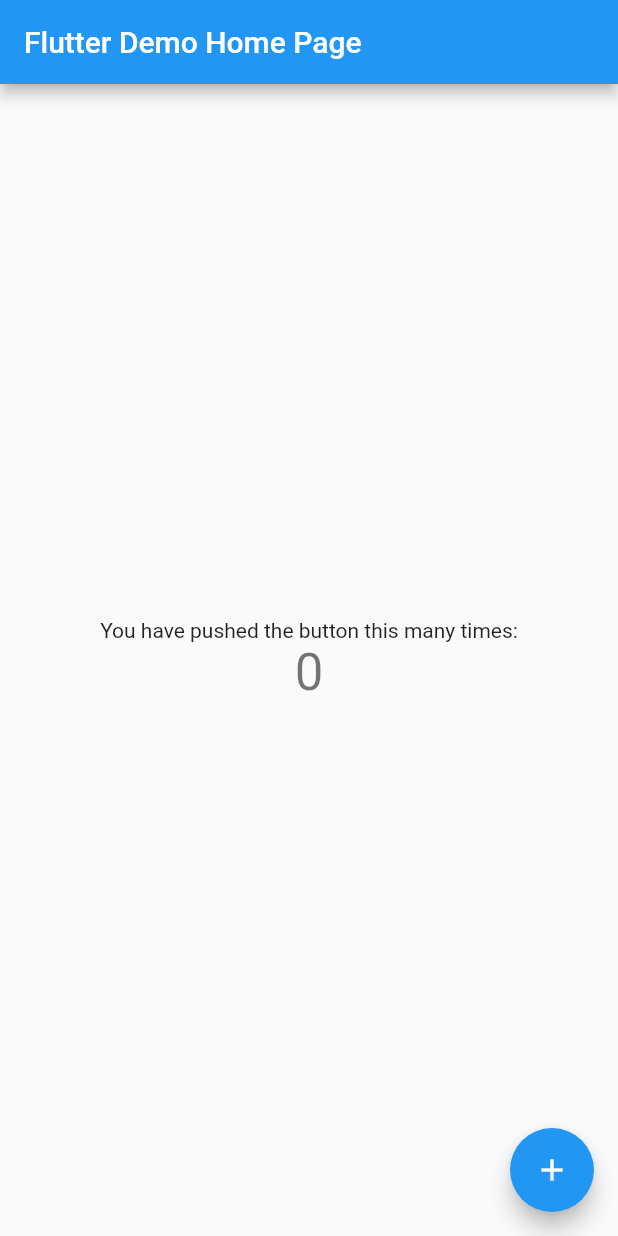
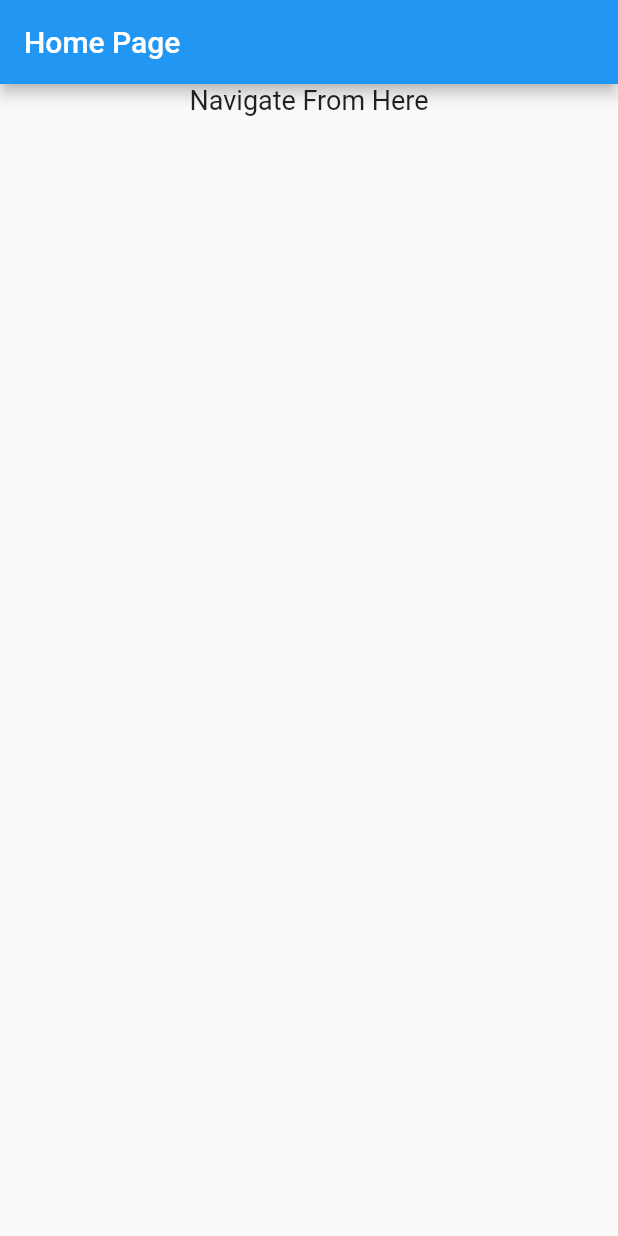
Before and after one commit to mahmourad98/flutter_sharable_links_app, a Flutter app: the screen it shows after launch, on a phone screen of 412 x 824 dp. Run offline on Flutter 3.47's test engine with Material 2 defaults, Android fonts, the phone set to English and light mode, and no system bars.

Commit message:
project was created successfully

```diff
--- a/analysis_options.yaml
+++ b/analysis_options.yaml
@@ -1,29 +1,5 @@
-# This file configures the analyzer, which statically analyzes Dart code to
-# check for errors, warnings, and lints.
-#
-# The issues identified by the analyzer are surfaced in the UI of Dart-enabled
-# IDEs (https://dart.dev/tools#ides-and-editors). The analyzer can also be
-# invoked from the command line by running `flutter analyze`.
-
-# The following line activates a set of recommended lints for Flutter apps,
-# packages, and plugins designed to encourage good coding practices.
 include: package:flutter_lints/flutter.yaml
 
 linter:
-  # The lint rules applied to this project can be customized in the
-  # section below to disable rules from the `package:flutter_lints/flutter.yaml`
-  # included above or to enable additional rules. A list of all available lints
-  # and their documentation is published at
-  # https://dart-lang.github.io/linter/lints/index.html.
-  #
-  # Instead of disabling a lint rule for the entire project in the
-  # section below, it can also be suppressed for a single line of code
-  # or a specific dart file by using the `// ignore: name_of_lint` and
-  # `// ignore_for_file: name_of_lint` syntax on the line or in the file
-  # producing the lint.
   rules:
-    # avoid_print: false  # Uncomment to disable the `avoid_print` rule
-    # prefer_single_quotes: true  # Uncomment to enable the `prefer_single_quotes` rule
-
-# Additional information about this file can be found at
-# https://dart.dev/guides/language/analysis-options
+    avoid_print: true
--- /dev/null
+++ b/lib/app/my_app.dart
@@ -0,0 +1,51 @@
+import 'package:flutter/material.dart';
+import 'package:flutter_localizations/flutter_localizations.dart';
+import 'package:untitled02/app/my_app_router.dart';
+
+class MyApp extends StatelessWidget {
+  const MyApp({Key? key,}) : super(key: key,);
+
+  @override
+  Widget build(BuildContext context,) {
+    return MaterialApp(
+      title: 'Flutter Demo',
+      builder: (buildContext, childWidget,) => SafeArea(child: childWidget!,),
+      locale: const Locale('en',),
+      supportedLocales: const [Locale('en',),],
+      localizationsDelegates: const [
+        GlobalMaterialLocalizations.delegate,
+        GlobalWidgetsLocalizations.delegate,
+        GlobalCupertinoLocalizations.delegate,
+      ],
+      localeResolutionCallback: null,
+      localeListResolutionCallback: null,
+      navigatorKey: navKey,
+      navigatorObservers: [navObserver,],
+      onGenerateRoute: AppRouter.onGenerateRoute,
+      onUnknownRoute: null,
+      onGenerateInitialRoutes: null,
+    );
+  }
+}
+
+class MyHomePage extends StatelessWidget {
+  const MyHomePage({Key? key,}) : super(key: key,);
+
+  @override
+  Widget build(BuildContext context,) {
+    return Scaffold(
+      appBar: AppBar(
+        title: const Text("Home Page",),
+      ),
+      body: Center(
+        child: Column(
+          mainAxisAlignment: MainAxisAlignment.start,
+          crossAxisAlignment: CrossAxisAlignment.start,
+          children: const <Widget>[
+            Text('Navigate From Here', style: TextStyle(fontSize: 18.0,),),
+          ],
+        ),
+      ), // This trailing comma makes auto-formatting nicer for build methods.
+    );
+  }
+}
--- /dev/null
+++ b/lib/app/my_app_router.dart
@@ -0,0 +1,21 @@
+import 'package:flutter/material.dart';
+import 'package:untitled02/app/my_app.dart';
+
+final GlobalKey<NavigatorState> navKey = GlobalKey<NavigatorState>();
+final NavigatorObserver navObserver = NavigatorObserver();
+
+class RouteNames {}
+
+class AppRouter{
+  static Route? onGenerateRoute(RouteSettings routeSettings,){
+    switch (routeSettings.name){
+      default: return _routeTo(
+        () => const MyHomePage(),
+      );
+    }
+  }
+
+  static Route? _routeTo(Widget Function() widgetBuilder,){
+    return MaterialPageRoute(builder: (_,) => widgetBuilder(),);
+  }
+}
--- a/lib/main.dart
+++ b/lib/main.dart
@@ -1,115 +1,7 @@
 import 'package:flutter/material.dart';
+import 'package:untitled02/app/my_app.dart';
 
 void main() {
-  runApp(const MyApp());
+  WidgetsFlutterBinding.ensureInitialized();
+  runApp(const MyApp(),);
 }
-
-class MyApp extends StatelessWidget {
-  const MyApp({Key? key}) : super(key: key);
-
-  // This widget is the root of your application.
-  @override
-  Widget build(BuildContext context) {
-    return MaterialApp(
-      title: 'Flutter Demo',
-      theme: ThemeData(
-        // This is the theme of your application.
-        //
-        // Try running your application with "flutter run". You'll see the
-        // application has a blue toolbar. Then, without quitting the app, try
-        // changing the primarySwatch below to Colors.green and then invoke
-        // "hot reload" (press "r" in the console where you ran "flutter run",
-        // or simply save your changes to "hot reload" in a Flutter IDE).
-        // Notice that the counter didn't reset back to zero; the application
-        // is not restarted.
-        primarySwatch: Colors.blue,
-      ),
-      home: const MyHomePage(title: 'Flutter Demo Home Page'),
-    );
-  }
-}
-
-class MyHomePage extends StatefulWidget {
-  const MyHomePage({Key? key, required this.title}) : super(key: key);
-
-  // This widget is the home page of your application. It is stateful, meaning
-  // that it has a State object (defined below) that contains fields that affect
-  // how it looks.
-
-  // This class is the configuration for the state. It holds the values (in this
-  // case the title) provided by the parent (in this case the App widget) and
-  // used by the build method of the State. Fields in a Widget subclass are
-  // always marked "final".
-
-  final String title;
-
-  @override
-  State<MyHomePage> createState() => _MyHomePageState();
-}
-
-class _MyHomePageState extends State<MyHomePage> {
-  int _counter = 0;
-
-  void _incrementCounter() {
-    setState(() {
-      // This call to setState tells the Flutter framework that something has
-      // changed in this State, which causes it to rerun the build method below
-      // so that the display can reflect the updated values. If we changed
-      // _counter without calling setState(), then the build method would not be
-      // called again, and so nothing would appear to happen.
-      _counter++;
-    });
-  }
-
-  @override
-  Widget build(BuildContext context) {
-    // This method is rerun every time setState is called, for instance as done
-    // by the _incrementCounter method above.
-    //
-    // The Flutter framework has been optimized to make rerunning build methods
-    // fast, so that you can just rebuild anything that needs updating rather
-    // than having to individually change instances of widgets.
-    return Scaffold(
-      appBar: AppBar(
-        // Here we take the value from the MyHomePage object that was created by
-        // the App.build method, and use it to set our appbar title.
-        title: Text(widget.title),
-      ),
-      body: Center(
-        // Center is a layout widget. It takes a single child and positions it
-        // in the middle of the parent.
-        child: Column(
-          // Column is also a layout widget. It takes a list of children and
-          // arranges them vertically. By default, it sizes itself to fit its
-          // children horizontally, and tries to be as tall as its parent.
-          //
-          // Invoke "debug painting" (press "p" in the console, choose the
-          // "Toggle Debug Paint" action from the Flutter Inspector in Android
-          // Studio, or the "Toggle Debug Paint" command in Visual Studio Code)
-          // to see the wireframe for each widget.
-          //
-          // Column has various properties to control how it sizes itself and
-          // how it positions its children. Here we use mainAxisAlignment to
-          // center the children vertically; the main axis here is the vertical
-          // axis because Columns are vertical (the cross axis would be
-          // horizontal).
-          mainAxisAlignment: MainAxisAlignment.center,
-          children: <Widget>[
-            const Text(
-              'You have pushed the button this many times:',
-            ),
-            Text(
-              '$_counter',
-              style: Theme.of(context).textTheme.headline4,
-            ),
-          ],
-        ),
-      ),
-      floatingActionButton: FloatingActionButton(
-        onPressed: _incrementCounter,
-        tooltip: 'Increment',
-        child: const Icon(Icons.add),
-      ), // This trailing comma makes auto-formatting nicer for build methods.
-    );
-  }
-}
```
Also changed, not shown: pubspec.yaml (+20 -69 lines), pubspec.lock, 15 other files.
